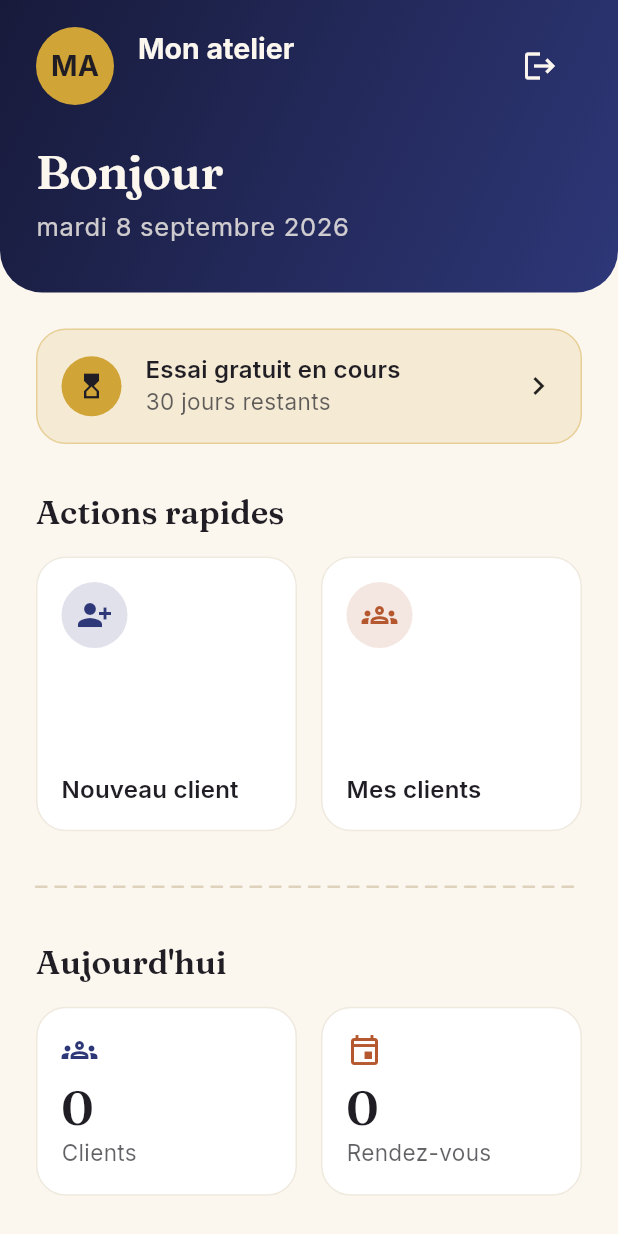
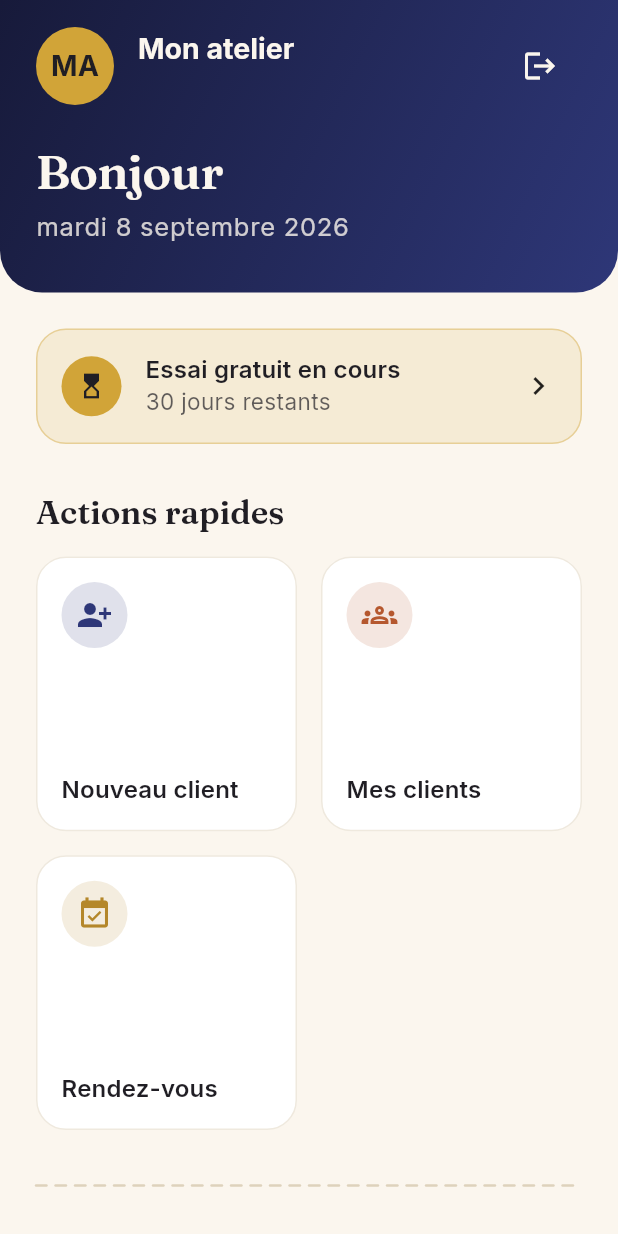
Before and after one commit to ouattaradanou-debug/forevercare-ai, a Flutter app: the screen it shows once a user with an empty profile is signed in, on a phone screen of 412 x 824 dp. Run offline on Flutter 3.47's test engine with Material 3 defaults, Android fonts, the phone set to English and light mode, and no system bars; our stand-ins replace cached_network_image, connectivity_plus, drift, drift_flutter, flutter_image_compress, flutter_riverpod and 4 more; accounts and stored records are empty; generated files the repository leaves out were written again.

Commit message:
Ajoute l'écran "Rendez-vous" de l'atelier + le compteur du jour sur l'accueil
- Nouvelle action rapide "Rendez-vous" sur l'accueil, ouvre la liste
  de tous les rendez-vous de l'atelier (tous clients confondus), du
  plus proche au plus lointain, avec le nom du client — un appui
  ouvre sa fiche.
- La carte statistique "Rendez-vous" sous "Aujourd'hui" affichait un
  0 fixe : elle montre maintenant le vrai nombre de rendez-vous
  prévus aujourd'hui, et ouvre le même écran.
- ClientRepository.observerRendezVousAtelier : jointure locale
  rendez_vous ↔ clients (rendez_vous ne porte pas atelier_id
  directement), triée par date_heure croissante.

```diff
--- a/lib/core/router/app_router.dart
+++ b/lib/core/router/app_router.dart
@@ -11,6 +11,7 @@ import '../../features/auth/presentation/pages/creation_compte_page.dart';
 import '../../features/clients/presentation/pages/client_detail_page.dart';
 import '../../features/clients/presentation/pages/clients_list_page.dart';
 import '../../features/clients/presentation/pages/formulaire_client_page.dart';
+import '../../features/clients/presentation/pages/rendez_vous_list_page.dart';
 import '../../features/home/presentation/home_page.dart';
 import '../../features/permissions/presentation/pages/apprentis_page.dart';
 import '../../features/permissions/presentation/pages/nouvel_apprenti_page.dart';
@@ -86,6 +87,11 @@ final GoRouter appRouter = GoRouter(
       ],
     ),
     GoRoute(
+      path: '/rendez-vous',
+      name: 'rendez-vous',
+      builder: (context, state) => const RendezVousListPage(),
+    ),
+    GoRoute(
       path: '/apprentis',
       name: 'apprentis',
       builder: (context, state) => const ApprentisPage(),
--- a/lib/features/home/presentation/home_page.dart
+++ b/lib/features/home/presentation/home_page.dart
@@ -43,6 +43,9 @@ class HomePage extends ConsumerWidget {
     final bool aUnBrouillon =
         brouillon != null && !brouillon.estCompletementVide;
     final int nombreClients = ref.watch(clientsProvider).asData?.value.length ?? 0;
+    final int nombreRendezVousAujourdhui = ref.watch(
+      rendezVousAujourdhuiCompteProvider,
+    );
 
     return Scaffold(
       body: SafeArea(
@@ -96,6 +99,12 @@ class HomePage extends ConsumerWidget {
                         couleurAccent: AppColors.terracotta600,
                         onTap: () => context.push('/clients'),
                       ),
+                      HomeActionCard(
+                        icone: Icons.event_available,
+                        libelle: 'Rendez-vous',
+                        couleurAccent: AppColors.or600,
+                        onTap: () => context.push('/rendez-vous'),
+                      ),
                       if (estProprietaire)
                         HomeActionCard(
                           icone: Icons.groups_2_outlined,
@@ -110,7 +119,10 @@ class HomePage extends ConsumerWidget {
                   const SizedBox(height: AppSpacing.xl),
                   Text("Aujourd'hui", style: texte.headlineMedium),
                   const SizedBox(height: AppSpacing.m),
-                  _RangeeStatistiques(nombreClients: nombreClients),
+                  _RangeeStatistiques(
+                    nombreClients: nombreClients,
+                    nombreRendezVous: nombreRendezVousAujourdhui,
+                  ),
                 ]),
               ),
             ),
@@ -290,9 +302,13 @@ class _BandeauEssaiGratuit extends StatelessWidget {
 }
 
 class _RangeeStatistiques extends StatelessWidget {
-  const _RangeeStatistiques({required this.nombreClients});
+  const _RangeeStatistiques({
+    required this.nombreClients,
+    required this.nombreRendezVous,
+  });
 
   final int nombreClients;
+  final int nombreRendezVous;
 
   @override
   Widget build(BuildContext context) {
@@ -308,12 +324,13 @@ class _RangeeStatistiques extends StatelessWidget {
           ),
         ),
         const SizedBox(width: AppSpacing.m),
-        const Expanded(
+        Expanded(
           child: _CarteStatistique(
             icone: Icons.event_outlined,
-            valeur: '0',
-            libelle: 'Rendez-vous',
+            valeur: '$nombreRendezVous',
+            libelle: "Rendez-vous aujourd'hui",
             couleurAccent: AppColors.terracotta600,
+            onTap: () => context.push('/rendez-vous'),
           ),
         ),
       ],
```
Also changed, not shown: lib/data/models/rendez_vous.dart (+11 -0 lines), lib/data/repositories/client_repository.dart (+30 -0 lines), lib/features/clients/presentation/pages/rendez_vous_list_page.dart (added, +68 -0 lines), lib/features/clients/presentation/providers/clients_providers.dart (+24 -0 lines).
